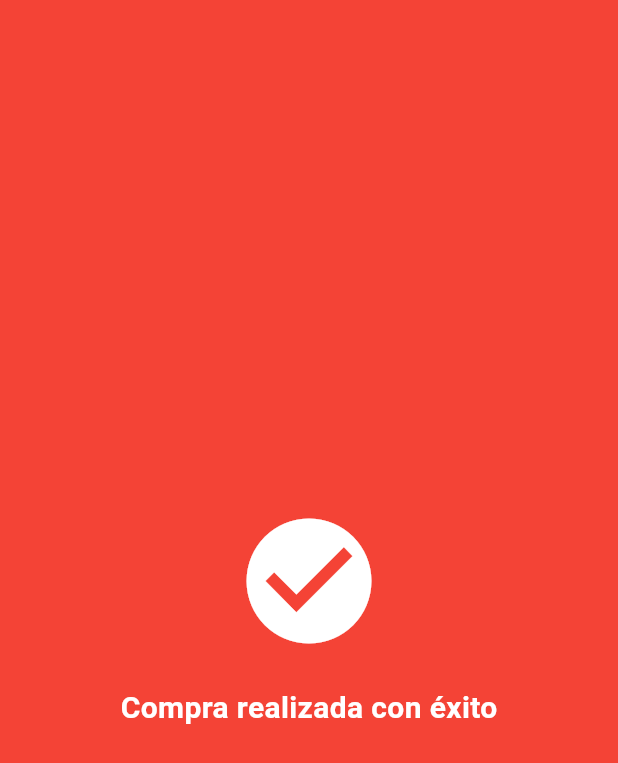
After one commit to Henvidas99/appcine, a Flutter app: the SuccessScreen screen opened directly, on a phone screen of 412 x 824 dp. The commit adds this screen. Shown: the top 763 px of the screen. Run offline on Flutter 3.47's test engine with Material 3 defaults, Android fonts, the phone set to English and light mode, and no system bars; our stand-ins replace carousel_slider, qr_flutter, shared_preferences, youtube_player_flutter; accounts and stored records are empty.

Commit message:
nuevas cosas

```diff
--- a/lib/screens/Tabs/tab_ticket_screen.dart
+++ b/lib/screens/Tabs/tab_ticket_screen.dart
@@ -220,6 +220,7 @@ class _TabTicketScreenState extends State<TabTicketScreen> {
                           Expanded(
                             child: _buildSeatSelection(),
                           ),
+                          if(_selectedDate != null && _selectedTime != null)
                           Padding(
                             padding: const EdgeInsets.symmetric(horizontal: 16.0),
                             child: Row(
--- /dev/null
+++ b/lib/screens/pages/success_screen_page.dart
@@ -0,0 +1,93 @@
+import 'package:flutter/material.dart';
+import 'package:flutter/scheduler.dart';
+import 'package:the_movie_data_base/screens/login/login_screen.dart';
+
+class SuccessScreen extends StatefulWidget {
+  @override
+  _SuccessScreenState createState() => _SuccessScreenState();
+}
+
+class _SuccessScreenState extends State<SuccessScreen> with SingleTickerProviderStateMixin {
+  late AnimationController _controller;
+  late Animation<Offset> _slideAnimation;
+  late Animation<double> _fadeAnimation;
+  late Animation<double> _iconFadeAnimation;
+
+  @override
+  void initState() {
+    super.initState();
+    _controller = AnimationController(
+      duration: const Duration(milliseconds: 800),
+      vsync: this,
+    );
+
+    _slideAnimation = Tween<Offset>(
+      begin: const Offset(0, 1),
+      end: Offset.zero,
+    ).animate(CurvedAnimation(
+      parent: _controller,
+      curve: Curves.easeOut,
+    ));
+
+    _fadeAnimation = Tween<double>(begin: 0.0, end: 1.0).animate(CurvedAnimation(
+      parent: _controller,
+      curve: Curves.easeIn,
+    ));
+
+    _iconFadeAnimation = Tween<double>(begin: 0.0, end: 1.0).animate(CurvedAnimation(
+      parent: _controller,
+      curve: Interval(0.5, 1.0, curve: Curves.easeIn),
+    ));
+
+    SchedulerBinding.instance.addPostFrameCallback((_) {
+      _controller.forward();
+    });
+
+    Future.delayed(const Duration(seconds: 5), () {
+      _controller.reverse().then((value) {
+        Navigator.of(context).pushReplacement(
+          MaterialPageRoute(builder: (context) => LoginScreen()),
+        );
+      });
+    });
+  }
+
+  @override
+  void dispose() {
+    _controller.dispose();
+    super.dispose();
+  }
+
+  @override
+  Widget build(BuildContext context) {
+    return Scaffold(
+      backgroundColor: Colors.red,
+      body: SlideTransition(
+        position: _slideAnimation,
+        child: FadeTransition(
+          opacity: _fadeAnimation,
+          child: Center(
+            child: FadeTransition(
+              opacity: _iconFadeAnimation,
+              child: const Column(
+                mainAxisAlignment: MainAxisAlignment.center,
+                children: [
+                  Icon(Icons.check_circle, color: Colors.white, size: 100),
+                  SizedBox(height: 20),
+                  Text(
+                    'Compra realizada con éxito',
+                    style: TextStyle(
+                      color: Colors.white,
+                      fontSize: 20,
+                      fontWeight: FontWeight.bold,
+                    ),
+                  ),
+                ],
+              ),
+            ),
+          ),
+        ),
+      ),
+    );
+  }
+}
--- a/lib/screens/widgets/credit_widget.dart
+++ b/lib/screens/widgets/credit_widget.dart
@@ -40,7 +40,7 @@ class _CreditsWidgetState extends State<CreditsWidget> {
             children: [
               if (director != null) ...[
                 Padding(
-                  padding: const EdgeInsets.symmetric(vertical: 8.0),
+                  padding: const EdgeInsets.only(bottom: 4.0),
                   child: Text(
                     'Director: $director',
                     style: const TextStyle(fontWeight: FontWeight.bold),
--- a/lib/screens/widgets/info_widget.dart
+++ b/lib/screens/widgets/info_widget.dart
@@ -24,7 +24,7 @@ class _MovieInfoWidgetState extends State<MovieInfoWidget> {
     children: [
       // Display the movie overview
       const Padding(
-        padding: EdgeInsets.only(bottom: 8.0, top: 5.0),
+        padding: EdgeInsets.only(bottom: 8.0),
         child: Text(
           'Descripción:',
           style: TextStyle(
@@ -97,7 +97,7 @@ Widget _buildOverview() {
         )
       else
         const Padding(
-          padding: EdgeInsets.only(top: 25.0), // Ajusta el valor del padding según sea necesario
+          padding: EdgeInsets.only(top: 15.0), // Ajusta el valor del padding según sea necesario
         ),
     ],
   );
```
Also changed, not shown: lib/screens/Tabs/carousel/carousel_widget.dart (deleted, +0 -71 lines), lib/screens/Tabs/tab_home_screen.dart (+102 -29 lines), lib/screens/login/login_screen.dart (+5 -14 lines), lib/screens/pages/full_movie_list_page.dart (+17 -2 lines), lib/screens/pages/movie_detail_page.dart (+12 -2 lines), lib/screens/pages/summary_screen_page.dart (+28 -19 lines), lib/screens/widgets/genre_list_widget.dart (added, +61 -0 lines), lib/services/api.service.dart (+12 -0 lines).
